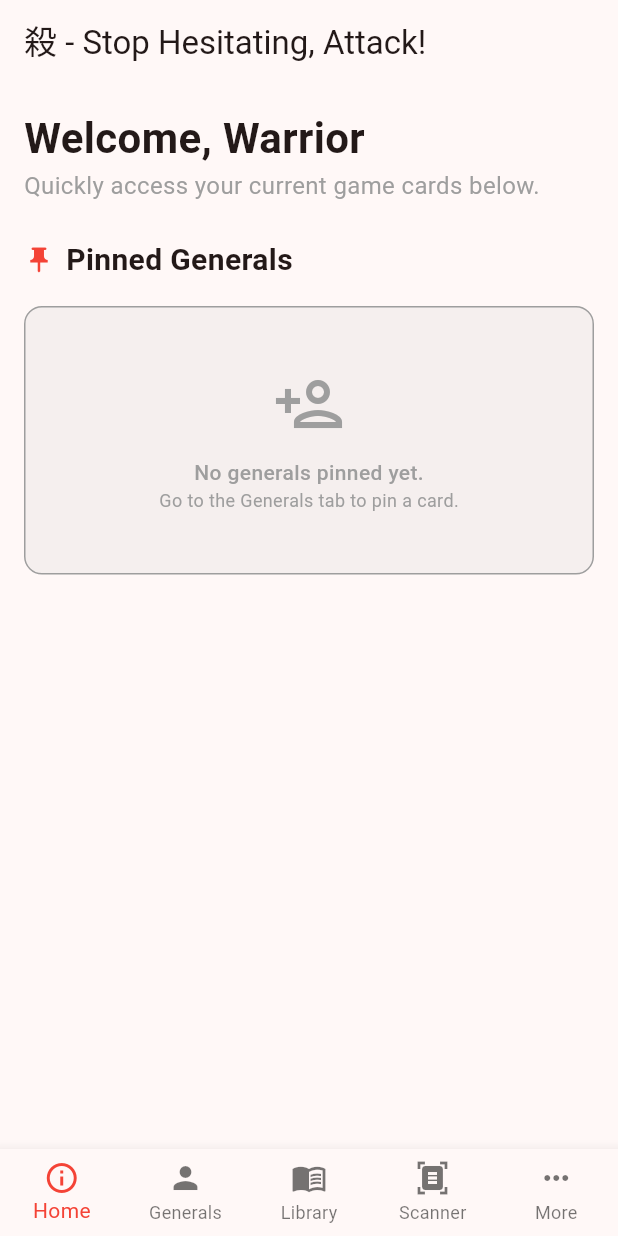
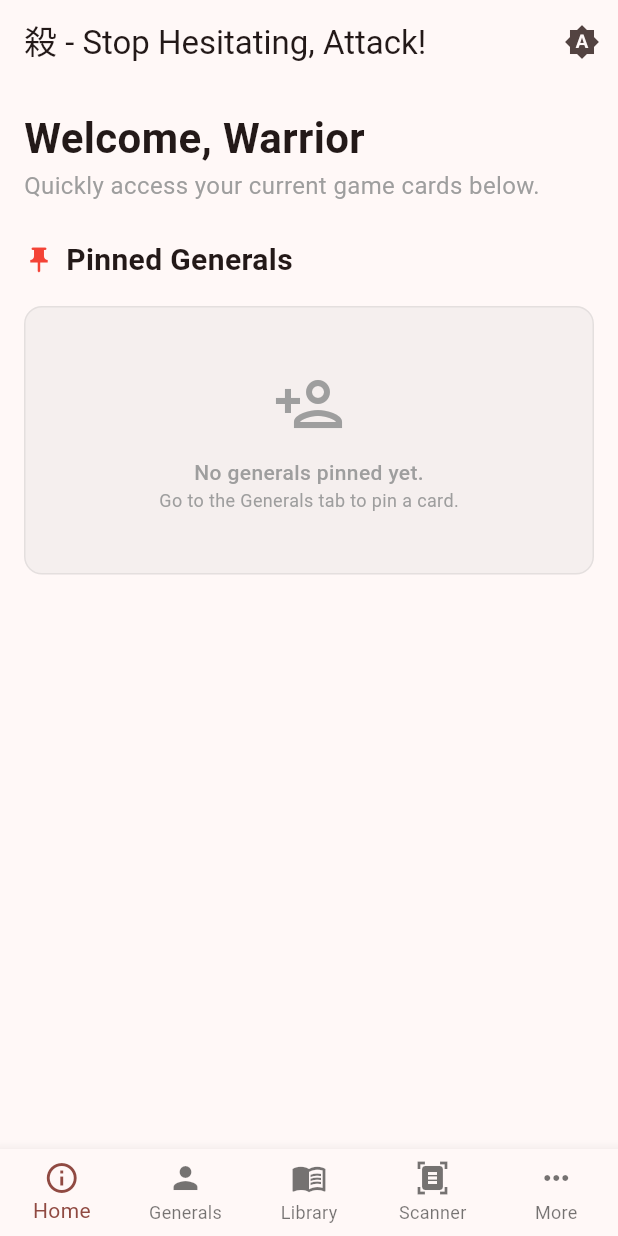
Before and after one commit to Akari-light/san-guo-sha-translator, a Flutter app: the screen it shows after launch, on a phone screen of 412 x 824 dp. Run offline on Flutter 3.47's test engine with Material 3 defaults, Android fonts, the phone set to English and light mode, and no system bars; our stand-ins replace shared_preferences.

Commit message:
updated theme and card detail screen

```diff
--- /dev/null
+++ b/lib/core/theme/app_theme.dart
@@ -0,0 +1,44 @@
+import 'package:flutter/material.dart';
+
+class AppTheme {
+  AppTheme._();
+
+  // VS Code Dark+ Style Colors
+  static const Color _vscodeBg = Color(0xFF1E1E1E);
+  static const Color _vscodeSidebar = Color(0xFF252526);
+  static const Color _vscodeBlue = Color(0xFF007ACC);
+  static const Color _vscodeText = Color(0xFFD4D4D4);
+
+  static ThemeData get darkTheme {
+    return ThemeData(
+      useMaterial3: true,
+      brightness: Brightness.dark,
+      scaffoldBackgroundColor: _vscodeBg,
+      appBarTheme: const AppBarTheme(
+        backgroundColor: _vscodeSidebar,
+        elevation: 0,
+        titleTextStyle: TextStyle(color: _vscodeText, fontSize: 18),
+        iconTheme: IconThemeData(color: _vscodeText),
+      ),
+      colorScheme: const ColorScheme.dark(
+        surface: _vscodeSidebar,
+        primary: _vscodeBlue,
+        onSurface: _vscodeText,
+        secondary: Color(0xFF4EC9B0),
+      ),
+      bottomNavigationBarTheme: const BottomNavigationBarThemeData(
+        backgroundColor: _vscodeBg,
+        selectedItemColor: _vscodeBlue,
+        unselectedItemColor: Color(0xFF858585),
+      ),
+    );
+  }
+
+  static ThemeData get lightTheme {
+    return ThemeData(
+      useMaterial3: true,
+      brightness: Brightness.light,
+      colorSchemeSeed: Colors.red,
+    );
+  }
+}
--- a/lib/data/models/library_card.dart
+++ b/lib/data/models/library_card.dart
@@ -27,7 +27,6 @@ class LibraryCard {
       nameCn: json['name_cn'],
       nameEn: json['name_en'],
       categoryEn: json['category_en'],
-      // CHANGED: Map as List<String>
       effectCn: List<String>.from(json['effect_cn'] ?? []),
       effectEn: List<String>.from(json['effect_en'] ?? []),
       aliasEn: json['alias_en'] != null ? List<String>.from(json['alias_en']) : null,
--- a/lib/features/home/screens/home_screen.dart
+++ b/lib/features/home/screens/home_screen.dart
@@ -59,7 +59,7 @@ class HomeScreen extends StatelessWidget {
           decoration: BoxDecoration(
             color: Colors.grey.withValues(alpha: 0.1),
             borderRadius: BorderRadius.circular(12),
-            border: Border.all(color: Colors.grey..withValues(alpha: 0.2)),
+            border: Border.all(color: Colors.grey.withValues(alpha: 0.2)),
           ),
           child: const Column(
             children: [
--- a/lib/main.dart
+++ b/lib/main.dart
@@ -1,48 +1,70 @@
 import 'package:flutter/material.dart';
+import 'package:shared_preferences/shared_preferences.dart';
 
-// 1. Imports: We now link to the separate files in your feature folders
+// Core & Theme
+import 'core/theme/app_theme.dart';
+
+// Features: Navigation and Screens
 import 'features/home/screens/home_screen.dart';
 import 'features/generals/screens/general_screen.dart';
 import 'features/library/screens/library_screen.dart';
 
-void main() {
-  runApp(const MainApp());
+void main() async {
+  // Ensure Flutter is initialized before calling SharedPreferences
+  WidgetsFlutterBinding.ensureInitialized();
+
+  final prefs = await SharedPreferences.getInstance();
+
+  // Load the saved string, default to 'system' if nothing is saved
+  final savedTheme = prefs.getString('theme_mode') ?? 'system';
+
+  runApp(MainApp(initialTheme: _parseTheme(savedTheme)));
+}
+
+// Helper to convert saved String back into a ThemeMode object
+ThemeMode _parseTheme(String theme) {
+  switch (theme) {
+    case 'light': return ThemeMode.light;
+    case 'dark': return ThemeMode.dark;
+    default: return ThemeMode.system;
+  }
 }
 
 class MainApp extends StatefulWidget {
-  const MainApp({super.key});
+  final ThemeMode initialTheme;
+  const MainApp({super.key, required this.initialTheme});
 
   @override
   State<MainApp> createState() => _MainAppState();
 }
 
 class _MainAppState extends State<MainApp> {
-  // variable stores our current theme choice. Default - system to match phone settings
-  ThemeMode _themeMode = ThemeMode.system;
+  late ThemeMode _themeMode;
 
-  void _updateTheme(ThemeMode mode) {
+  @override
+  void initState() {
+    super.initState();
+    _themeMode = widget.initialTheme;
+  }
+
+  // Updates the UI and saves the preference to disk
+  Future<void> _updateTheme(ThemeMode mode) async {
     setState(() {
       _themeMode = mode;
     });
+    final prefs = await SharedPreferences.getInstance();
+    await prefs.setString('theme_mode', mode.name);
   }
 
   @override
   Widget build(BuildContext context) {
     return MaterialApp(
       title: '殺',
-      // debugShowCheckedModeBanner: false, // Professional touch: removes the "Debug" banner
-      theme: ThemeData(
-        brightness: Brightness.light,
-        colorSchemeSeed: Colors.red,
-        useMaterial3: true,
-      ),
-      darkTheme: ThemeData(
-        brightness: Brightness.dark,
-        colorSchemeSeed: Colors.red,
-        useMaterial3: true,
-      ),
+      debugShowCheckedModeBanner: false,
+      // Using your VS Code Dark+ Theme from the core folder
+      theme: AppTheme.lightTheme,
+      darkTheme: AppTheme.darkTheme,
       themeMode: _themeMode,
-      // pass the theme logic down to the MainScreen (the scaffold)
       home: MainNavigationScreen(
         currentMode: _themeMode,
         onThemeChanged: _updateTheme,
@@ -58,7 +80,7 @@ class MainNavigationScreen extends StatefulWidget {
   const MainNavigationScreen({
     super.key,
     required this.currentMode,
-    required this.onThemeChanged
+    required this.onThemeChanged,
   });
 
   @override
@@ -67,14 +89,14 @@ class MainNavigationScreen extends StatefulWidget {
 
 class _MainNavigationScreenState extends State<MainNavigationScreen> {
   int _selectedIndex = 0;
-  bool _isSearching = false; // Tracks if search bar is open
-  String _searchQuery = ""; // Tracks the keystrokes
+  bool _isSearching = false;
+  String _searchQuery = "";
   final TextEditingController _searchController = TextEditingController();
 
   List<Widget> get _screens => [
         const HomeScreen(),
         const GeneralScreen(),
-    LibraryScreen(searchQuery: _searchQuery), // Pass the live query
+        LibraryScreen(searchQuery: _searchQuery),
         const Center(child: Text('AI Feature (TBC)')),
         const Center(child: Text('More (TBC)')),
       ];
@@ -83,31 +105,62 @@ class _MainNavigationScreenState extends State<MainNavigationScreen> {
   Widget build(BuildContext context) {
     return Scaffold(
       appBar: AppBar(
-        // Toggle between the Title and the Search Field
         title: !_isSearching
             ? Text(_getAppBarTitle())
             : TextField(
                 controller: _searchController,
                 autofocus: true,
+                style: const TextStyle(color: Color(0xFFD4D4D4)), // VS Code Text Color
                 decoration: const InputDecoration(
                   hintText: 'Search cards...',
                   border: InputBorder.none,
+                  hintStyle: TextStyle(color: Color(0xFF858585)),
                 ),
                 onChanged: (value) {
                   setState(() {
-                  _searchQuery = value; // This filters the background live
+                    _searchQuery = value;
                   });
                 },
               ),
         actions: [
-          if (_selectedIndex == 2) // Library only
+          // Theme Selection Menu
+          PopupMenuButton<ThemeMode>(
+            icon: Icon(_getThemeIcon(widget.currentMode)),
+            onSelected: (ThemeMode mode) => widget.onThemeChanged(mode),
+            itemBuilder: (context) => [
+              const PopupMenuItem(
+                value: ThemeMode.system,
+                child: ListTile(
+                  leading: Icon(Icons.brightness_auto),
+                  title: Text("System"),
+                ),
+              ),
+              const PopupMenuItem(
+                value: ThemeMode.light,
+                child: ListTile(
+                  leading: Icon(Icons.light_mode),
+                  title: Text("Light"),
+                ),
+              ),
+              const PopupMenuItem(
+                value: ThemeMode.dark,
+                child: ListTile(
+                  leading: Icon(Icons.dark_mode),
+                  title: Text("Dark"),
+                ),
+              ),
+            ],
+          ),
+
+          // Library Search Toggle
+          if (_selectedIndex == 2)
             IconButton(
               icon: Icon(_isSearching ? Icons.close : Icons.search),
               onPressed: () {
                 setState(() {
                   _isSearching = !_isSearching;
                   if (!_isSearching) {
-                    _searchQuery = ""; // Reset filter on close
+                    _searchQuery = "";
                     _searchController.clear();
                   }
                 });
@@ -119,8 +172,14 @@ class _MainNavigationScreenState extends State<MainNavigationScreen> {
       bottomNavigationBar: BottomNavigationBar(
         type: BottomNavigationBarType.fixed,
         currentIndex: _selectedIndex,
-        selectedItemColor: Colors.red,
-        onTap: (index) => setState(() => _selectedIndex = index),
+        onTap: (index) {
+          setState(() {
+            _selectedIndex = index;
+            _isSearching = false;
+            _searchQuery = "";
+            _searchController.clear();
+          });
+        },
         items: const [
           BottomNavigationBarItem(icon: Icon(Icons.info_outline), label: 'Home'),
           BottomNavigationBarItem(icon: Icon(Icons.person), label: 'Generals'),
@@ -128,8 +187,16 @@ class _MainNavigationScreenState extends State<MainNavigationScreen> {
           BottomNavigationBarItem(icon: Icon(Icons.document_scanner), label: 'Scanner'),
           BottomNavigationBarItem(icon: Icon(Icons.more_horiz), label: 'More'),
         ],
-      )
+      ),
     );
+  }
+
+  IconData _getThemeIcon(ThemeMode mode) {
+    switch (mode) {
+      case ThemeMode.light: return Icons.light_mode;
+      case ThemeMode.dark: return Icons.dark_mode;
+      case ThemeMode.system: return Icons.brightness_auto;
+    }
   }
 
   String _getAppBarTitle() {
@@ -137,6 +204,7 @@ class _MainNavigationScreenState extends State<MainNavigationScreen> {
       case 1: return 'Generals';
       case 2: return 'Library';
       case 3: return 'Scanner';
+      case 4: return 'More';
       default: return '殺 - Stop Hesitating, Attack!';
     }
   }
--- a/pubspec.yaml
+++ b/pubspec.yaml
@@ -9,6 +9,7 @@ environment:
 dependencies:
   flutter:
     sdk: flutter
+  shared_preferences: ^2.2.2
 
 dev_dependencies:
   flutter_test:
```
Also changed, not shown: lib/data/repositories/library_repository.dart (+11 -20 lines), lib/features/library/screens/library_detail_screen.dart (added, +189 -0 lines), lib/features/library/screens/library_screen.dart (+46 -40 lines), pubspec.lock, 1 other file. Lines whose indentation alone changed are shown as unchanged.
